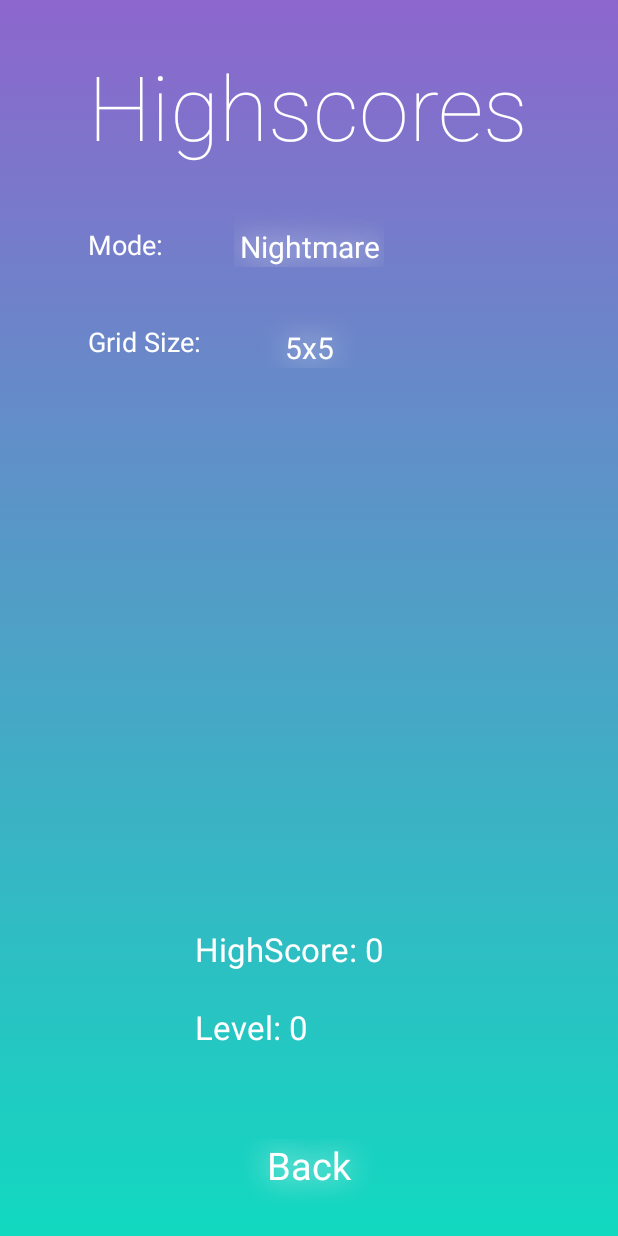
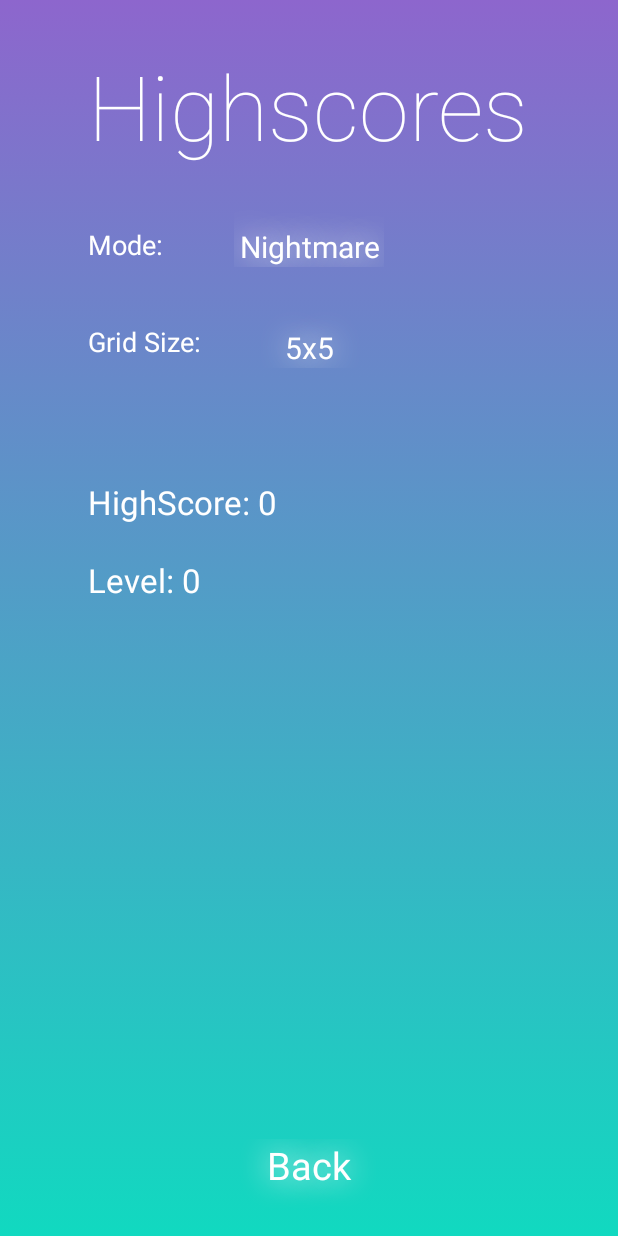
Before and after one commit to DaveDe/SumRun, an Android app: the HighScoreView screen opened directly, with no data from a screen before it, on a phone screen of 412 x 824 dp. Run offline under Robolectric (Android 15) with nearby library versions, the phone set to English and light mode, and no system bars.

Commit message:
bug fixes

```diff
--- a/app/src/main/java/add/on/dave/sumrun/GridSize.java
+++ b/app/src/main/java/add/on/dave/sumrun/GridSize.java
@@ -59,7 +59,7 @@ public class GridSize extends Activity {
                 if(mode.equals("Blitz")){
                     editor.putInt("time", 6);
                 }else{
-                    editor.putInt("time", 16);
+                    editor.putInt("time", 11);
                 }
                 editor.putString("gridSize", "3x3");
                 editor.putInt("score", 0);
--- a/app/src/main/java/add/on/dave/sumrun/Menu.java
+++ b/app/src/main/java/add/on/dave/sumrun/Menu.java
@@ -15,8 +15,6 @@ import java.io.IOException;
 
 //BUGS
 //comment out soundpool?
-//tile spacing
-
 
 public class Menu extends Activity {
 
--- a/app/src/main/res/layout/high_scores.xml
+++ b/app/src/main/res/layout/high_scores.xml
@@ -78,10 +78,9 @@
         android:layout_height="wrap_content"
         android:textAppearance="?android:attr/textAppearanceLarge"
         android:id="@+id/display_high_score"
-        android:layout_above="@+id/back"
-        android:layout_alignRight="@+id/back"
-        android:layout_alignEnd="@+id/back"
-        android:paddingBottom="60dp"/>
+        android:layout_below="@+id/h_grid_size_label"
+        android:layout_alignLeft="@+id/h_mode_label"
+        android:paddingTop="@dimen/highScore_padding"/>
 
     <Button
         android:layout_width="wrap_content"
--- a/app/src/main/res/values-hdpi/dimens.xml
+++ b/app/src/main/res/values-hdpi/dimens.xml
@@ -15,4 +15,5 @@
     <dimen name="menu_padding">35dp</dimen>
     <dimen name="mode_padding_1">25dp</dimen>
     <dimen name="mode_padding_2">15dp</dimen>
+    <dimen name="highScore_padding">80dp</dimen>
 </resources>
--- a/app/src/main/res/values-mdpi/dimens.xml
+++ b/app/src/main/res/values-mdpi/dimens.xml
@@ -15,4 +15,5 @@
     <dimen name="menu_padding">25dp</dimen>
     <dimen name="mode_padding_1">20dp</dimen>
     <dimen name="mode_padding_2">15dp</dimen>
+    <dimen name="highScore_padding">70dp</dimen>
 </resources>
--- a/app/src/main/res/values-sw420dp/dimens.xml
+++ b/app/src/main/res/values-sw420dp/dimens.xml
@@ -15,4 +15,5 @@
     <dimen name="menu_padding">55dp</dimen>
     <dimen name="mode_padding_1">40dp</dimen>
     <dimen name="mode_padding_2">30dp</dimen>
+    <dimen name="highScore_padding">120dp</dimen>
 </resources>
--- /dev/null
+++ b/app/src/main/res/values-tvdpi/dimens.xml
@@ -0,0 +1,4 @@
+<?xml version="1.0" encoding="utf-8"?>
+<resources>
+
+</resources>
--- a/app/src/main/res/values-w820dp/dimens.xml
+++ b/app/src/main/res/values-w820dp/dimens.xml
@@ -1,6 +1,3 @@
 <resources>
-    <!-- Example customization of dimensions originally defined in res/values/dimens.xml
-         (such as screen margins) for screens with more than 820dp of available width. This
-         would include 7" and 10" devices in landscape (~960dp and ~1280dp respectively). -->
-    <dimen name="activity_horizontal_margin">64dp</dimen>
+
 </resources>
--- a/app/src/main/res/values-xhdpi/dimens.xml
+++ b/app/src/main/res/values-xhdpi/dimens.xml
@@ -15,4 +15,5 @@
     <dimen name="menu_padding">40dp</dimen>
     <dimen name="mode_padding_1">30dp</dimen>
     <dimen name="mode_padding_2">20dp</dimen>
+    <dimen name="highScore_padding">90dp</dimen>
 </resources>
--- a/app/src/main/res/values-xxhdpi/dimens.xml
+++ b/app/src/main/res/values-xxhdpi/dimens.xml
@@ -15,4 +15,5 @@
     <dimen name="menu_padding">40dp</dimen>
     <dimen name="mode_padding_1">30dp</dimen>
     <dimen name="mode_padding_2">20dp</dimen>
+    <dimen name="highScore_padding">100dp</dimen>
 </resources>
```
Also changed, not shown: app/src/main/java/add/on/dave/sumrun/GameView.java (+28 -10 lines), app/src/main/java/add/on/dave/sumrun/Modes.java (+15 -3 lines).
